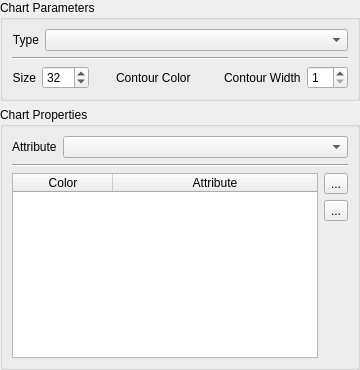
Old version of the form src/terralib/qt/widgets/charts/ui/ChartLayerWidgetForm.ui in the repository claudiobogossian/terralib5.
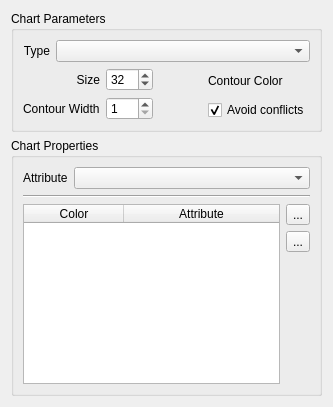
New version of the form.

Commit message: Adding option to avoid conflicts or not;

The edit to the form file:
```diff
--- a/src/terralib/qt/widgets/charts/ui/ChartLayerWidgetForm.ui
+++ b/src/terralib/qt/widgets/charts/ui/ChartLayerWidgetForm.ui
@@ -6,27 +6,24 @@
    <rect>
     <x>0</x>
     <y>0</y>
-    <width>360</width>
-    <height>370</height>
+    <width>333</width>
+    <height>407</height>
    </rect>
   </property>
   <property name="windowTitle">
    <string>Chart Layer</string>
   </property>
-  <layout class="QGridLayout" name="gridLayout_14">
-   <property name="margin">
-    <number>0</number>
-   </property>
+  <layout class="QGridLayout" name="gridLayout_16">
    <item row="0" column="0">
-    <layout class="QGridLayout" name="gridLayout_13">
+    <layout class="QGridLayout" name="gridLayout_15">
      <item row="0" column="0">
       <widget class="QGroupBox" name="groupBox">
        <property name="title">
         <string>Chart Parameters</string>
        </property>
-       <layout class="QGridLayout" name="gridLayout_11">
+       <layout class="QGridLayout" name="gridLayout_14">
         <item row="0" column="0">
-         <layout class="QGridLayout" name="gridLayout_4">
+         <layout class="QGridLayout" name="gridLayout_13">
           <item row="0" column="0">
            <layout class="QGridLayout" name="gridLayout">
             <item row="0" column="0">
@@ -52,97 +49,95 @@
            </layout>
           </item>
           <item row="1" column="0">
-           <widget class="Line" name="line">
-            <property name="orientation">
-             <enum>Qt::Horizontal</enum>
-            </property>
-           </widget>
-          </item>
-          <item row="2" column="0">
-           <layout class="QGridLayout" name="gridLayout_3">
+           <layout class="QGridLayout" name="gridLayout_11">
             <item row="0" column="0">
-             <layout class="QGridLayout" name="gridLayout_2">
-              <item row="0" column="0">
-               <widget class="QLabel" name="label_2">
-                <property name="text">
-                 <string>Size</string>
-                </property>
-                <property name="alignment">
-                 <set>Qt::AlignRight|Qt::AlignTrailing|Qt::AlignVCenter</set>
-                </property>
-               </widget>
-              </item>
-              <item row="0" column="1">
-               <widget class="QSpinBox" name="m_sizeSpinBox">
-                <property name="minimum">
-                 <number>12</number>
-                </property>
-                <property name="maximum">
-                 <number>128</number>
-                </property>
-                <property name="value">
-                 <number>32</number>
-                </property>
-               </widget>
-              </item>
-             </layout>
-            </item>
-            <item row="0" column="1">
-             <spacer name="horizontalSpacer_2">
-              <property name="orientation">
-               <enum>Qt::Horizontal</enum>
-              </property>
-              <property name="sizeHint" stdset="0">
-               <size>
-                <width>18</width>
-                <height>20</height>
-               </size>
-              </property>
-             </spacer>
-            </item>
-            <item row="0" column="2">
              <layout class="QGridLayout" name="gridLayout_10">
-              <item row="0" column="1">
-               <widget class="QWidget" name="m_contourColorWidget" native="true"/>
-              </item>
               <item row="0" column="0">
-               <widget class="QLabel" name="label_5">
-                <property name="text">
-                 <string>Contour Color</string>
-                </property>
-               </widget>
+               <layout class="QGridLayout" name="gridLayout_9">
+                <item row="0" column="0">
+                 <widget class="QLabel" name="label_2">
+                  <property name="text">
+                   <string>Size</string>
+                  </property>
+                  <property name="alignment">
+                   <set>Qt::AlignRight|Qt::AlignTrailing|Qt::AlignVCenter</set>
+                  </property>
+                 </widget>
+                </item>
+                <item row="1" column="0">
+                 <widget class="QLabel" name="label_6">
+                  <property name="text">
+                   <string>Contour Width</string>
+                  </property>
+                 </widget>
+                </item>
+               </layout>
+              </item>
+              <item row="0" column="1">
+               <layout class="QGridLayout" name="gridLayout_2">
+                <item row="0" column="0">
+                 <widget class="QSpinBox" name="m_sizeSpinBox">
+                  <property name="minimum">
+                   <number>12</number>
+                  </property>
+                  <property name="maximum">
+                   <number>128</number>
+                  </property>
+                  <property name="value">
+                   <number>32</number>
+                  </property>
+                 </widget>
+                </item>
+                <item row="1" column="0">
+                 <widget class="QSpinBox" name="m_contourWidthSpinBox">
+                  <property name="minimum">
+                   <number>1</number>
+                  </property>
+                  <property name="maximum">
+                   <number>20</number>
+                  </property>
+                 </widget>
+                </item>
+               </layout>
               </item>
              </layout>
             </item>
-            <item row="0" column="3">
+            <item row="0" column="1">
              <spacer name="horizontalSpacer">
               <property name="orientation">
                <enum>Qt::Horizontal</enum>
               </property>
               <property name="sizeHint" stdset="0">
                <size>
-                <width>18</width>
+                <width>40</width>
                 <height>20</height>
                </size>
               </property>
              </spacer>
             </item>
-            <item row="0" column="4">
-             <layout class="QGridLayout" name="gridLayout_9">
+            <item row="0" column="2">
+             <layout class="QGridLayout" name="gridLayout_4">
               <item row="0" column="0">
-               <widget class="QLabel" name="label_6">
-                <property name="text">
-                 <string>Contour Width</string>
-                </property>
-               </widget>
+               <layout class="QGridLayout" name="gridLayout_3">
+                <item row="0" column="0">
+                 <widget class="QLabel" name="label_5">
+                  <property name="text">
+                   <string>Contour Color</string>
+                  </property>
+                 </widget>
+                </item>
+                <item row="0" column="1">
+                 <widget class="QWidget" name="m_contourColorWidget" native="true"/>
+                </item>
+               </layout>
               </item>
-              <item row="0" column="1">
-               <widget class="QSpinBox" name="m_contourWidthSpinBox">
-                <property name="minimum">
-                 <number>1</number>
+              <item row="1" column="0">
+               <widget class="QCheckBox" name="m_avoidConflictsCheckBox">
+                <property name="text">
+                 <string>Avoid conflicts</string>
                 </property>
-                <property name="maximum">
-                 <number>20</number>
+                <property name="checked">
+                 <bool>true</bool>
                 </property>
                </widget>
               </item>
```
